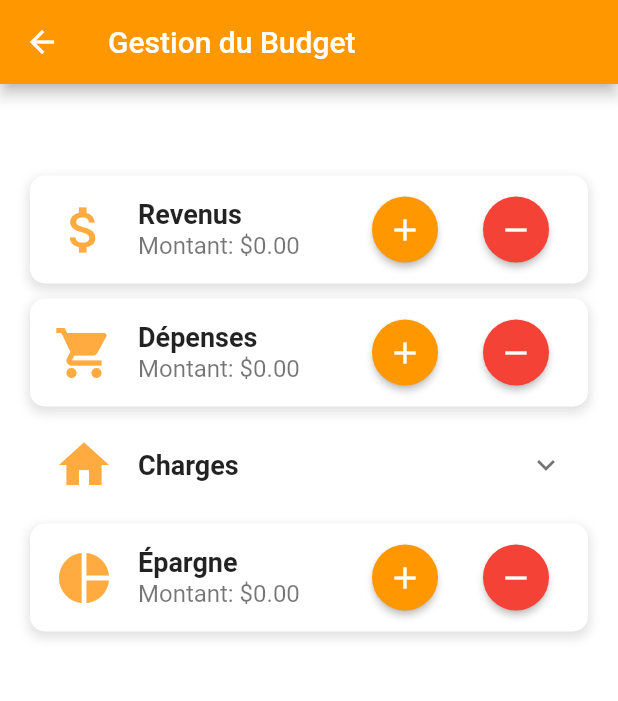
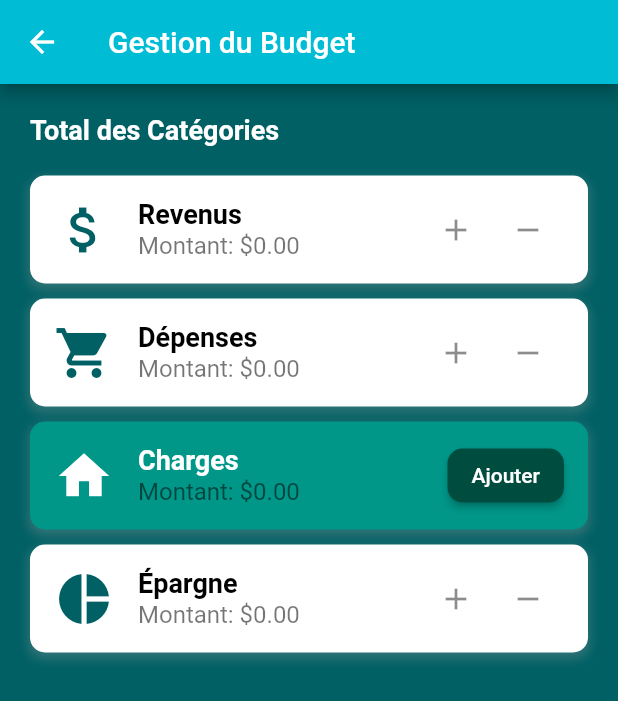
Before and after one commit to naoufal-mft/EconomiZ, a Flutter app: the BudgetPage screen opened directly, on a phone screen of 412 x 824 dp. Shown: the top 701 px of the screen. Run offline on Flutter 3.47's test engine with Material 2 defaults, Android fonts, the phone set to English and light mode, and no system bars.

Commit message:
feat(Création de la page des charges): page respensable de tous les actions sur les charges fix(modification des codes des autres pages): ajout des lignes de codes et la  coherence entre les classes

```diff
--- a/lib/budget_page.dart
+++ b/lib/budget_page.dart
@@ -1,4 +1,5 @@
 import 'package:flutter/material.dart';
+import 'Charges_page.dart';
 
 class BudgetPage extends StatefulWidget {
   @override
@@ -13,33 +14,9 @@ class _BudgetPageState extends State<BudgetPage> {
     'Épargne': 0.0,
   };
 
-  Map<String, double> subcategoryAmounts = {
-    'Loyer': 0.0,
-    'Abonnements': 0.0,
-    // Ajoutez d'autres sous-catégories ici
-  };
-
   void addAmountToCategory(String categoryName, double amount) {
     setState(() {
       categoryAmounts.update(categoryName, (value) => value + amount);
-    });
-  }
-
-  void subtractAmountFromCategory(String categoryName, double amount) {
-    setState(() {
-      categoryAmounts.update(categoryName, (value) => value - amount);
-    });
-  }
-
-  void addAmountToSubcategory(String subcategoryName, double amount) {
-    setState(() {
-      subcategoryAmounts.update(subcategoryName, (value) => value + amount);
-    });
-  }
-
-  void subtractAmountFromSubcategory(String subcategoryName, double amount) {
-    setState(() {
-      subcategoryAmounts.update(subcategoryName, (value) => value - amount);
     });
   }
 
@@ -48,9 +25,9 @@ class _BudgetPageState extends State<BudgetPage> {
     return Scaffold(
       appBar: AppBar(
         title: Text('Gestion du Budget'),
-        backgroundColor: Colors.orange,
+        backgroundColor: Colors.cyan,
       ),
-      backgroundColor: Colors.white24, // Couleur de fond sombre
+      backgroundColor: Colors.cyan.shade900,
       body: SingleChildScrollView(
         child: Column(
           crossAxisAlignment: CrossAxisAlignment.stretch,
@@ -62,7 +39,7 @@ class _BudgetPageState extends State<BudgetPage> {
                 style: TextStyle(
                   fontSize: 18.0,
                   fontWeight: FontWeight.bold,
-                  color: Colors.white, // Couleur du texte en blanc
+                  color: Colors.white,
                 ),
               ),
             ),
@@ -77,9 +54,6 @@ class _BudgetPageState extends State<BudgetPage> {
                     onAddAmount: (amount) {
                       addAmountToCategory('Revenus', amount);
                     },
-                    onSubtractAmount: (amount) {
-                      subtractAmountFromCategory('Revenus', amount);
-                    },
                   ),
                   SizedBox(height: 10.0),
                   CategoryItem(
@@ -89,22 +63,19 @@ class _BudgetPageState extends State<BudgetPage> {
                     onAddAmount: (amount) {
                       addAmountToCategory('Dépenses', amount);
                     },
-                    onSubtractAmount: (amount) {
-                      subtractAmountFromCategory('Dépenses', amount);
-                    },
                   ),
                   SizedBox(height: 10.0),
-                  SubcategoryItem(
-                    subcategoryName: 'Charges',
-
-                    subcategoryAmounts: subcategoryAmounts,
+                  CategoryItem(
+                    categoryName: 'Charges',
+                    amount: categoryAmounts['Charges']!,
                     icon: Icons.home,
-
-                    onAddAmount: (subcategoryName, amount) {
-                      addAmountToSubcategory(subcategoryName, amount);
-                    },
-                    onSubtractAmount: (subcategoryName, amount) {
-                      subtractAmountFromSubcategory(subcategoryName, amount);
+                    onAddAmount: (amount) {
+                      Navigator.push(
+                        context,
+                        MaterialPageRoute(
+                          builder: (context) => ChargesPage(),
+                        ),
+                      );
                     },
                   ),
                   SizedBox(height: 10.0),
@@ -114,9 +85,6 @@ class _BudgetPageState extends State<BudgetPage> {
                     icon: Icons.pie_chart,
                     onAddAmount: (amount) {
                       addAmountToCategory('Épargne', amount);
-                    },
-                    onSubtractAmount: (amount) {
-                      subtractAmountFromCategory('Épargne', amount);
                     },
                   ),
                 ],
@@ -134,21 +102,19 @@ class CategoryItem extends StatelessWidget {
   final double amount;
   final IconData icon;
   final Function(double) onAddAmount;
-  final Function(double) onSubtractAmount;
 
   CategoryItem({
     required this.categoryName,
     required this.amount,
     required this.icon,
     required this.onAddAmount,
-    required this.onSubtractAmount,
   });
 
   @override
   Widget build(BuildContext context) {
     return Container(
       decoration: BoxDecoration(
-        color: Colors.white,
+        color: categoryName == 'Charges' ? Colors.teal.shade500 : Colors.white,
         borderRadius: BorderRadius.circular(10.0),
         boxShadow: [
           BoxShadow(
@@ -163,23 +129,45 @@ class CategoryItem extends StatelessWidget {
         leading: Icon(
           icon,
           size: 40.0,
-          color: Colors.orangeAccent, // Couleur de l'icône en or
+          color: categoryName == 'Charges' ? Colors.white : Colors.cyan.shade900,
         ),
         title: Text(
           categoryName,
           style: TextStyle(
             fontSize: 18.0,
             fontWeight: FontWeight.bold,
+            color: categoryName == 'Charges' ? Colors.white : Colors.black,
           ),
         ),
         subtitle: Text(
           'Montant: \$${amount.toStringAsFixed(2)}',
           style: TextStyle(fontSize: 16.0),
         ),
-        trailing: Row(
+        trailing: categoryName == 'Charges'
+            ? ElevatedButton(
+          onPressed: () {
+            Navigator.push(
+              context,
+              MaterialPageRoute(
+                builder: (context) => ChargesPage(),
+              ),
+            );
+          },
+          style: ElevatedButton.styleFrom(
+            primary: Colors.teal.shade900,
+            shape: RoundedRectangleBorder(
+              borderRadius: BorderRadius.circular(10.0),
+            ),
+          ),
+          child: Text(
+            'Ajouter',
+            style: TextStyle(color: Colors.white),
+          ),
+        )
+            : Row(
           mainAxisSize: MainAxisSize.min,
           children: [
-            ElevatedButton(
+            IconButton(
               onPressed: () {
                 showDialog(
                   context: context,
@@ -188,130 +176,24 @@ class CategoryItem extends StatelessWidget {
                   ),
                 );
               },
-              style: ElevatedButton.styleFrom(
-                primary: Colors.orange,
-                shape: CircleBorder(),
-                padding: EdgeInsets.all(10.0),
-              ),
-              child: Icon(
-                Icons.add,
-                color: Colors.white,
-              ),
+              icon: Icon(Icons.add),
             ),
-            SizedBox(width: 10.0),
-            ElevatedButton(
+            IconButton(
               onPressed: () {
                 showDialog(
                   context: context,
                   builder: (context) => AmountDialog(
-                    onAmountChanged: onSubtractAmount,
+                    onAmountChanged: (amount) {
+                      onAddAmount(-amount);
+                    },
                   ),
                 );
               },
-              style: ElevatedButton.styleFrom(
-                primary: Colors.red,
-                shape: CircleBorder(),
-                padding: EdgeInsets.all(10.0),
-              ),
-              child: Icon(
-                Icons.remove,
-                color: Colors.white,
-              ),
+              icon: Icon(Icons.remove),
             ),
           ],
         ),
       ),
-    );
-  }
-}
-
-class SubcategoryItem extends StatelessWidget {
-  final String subcategoryName;
-  final Map<String, double> subcategoryAmounts;
-  final IconData icon;
-  final Function(String, double) onAddAmount;
-  final Function(String, double) onSubtractAmount;
-
-  SubcategoryItem({
-    required this.subcategoryName,
-    required this.subcategoryAmounts,
-    required this.icon,
-    required this.onAddAmount,
-    required this.onSubtractAmount,
-  });
-
-  @override
-  Widget build(BuildContext context) {
-    return ExpansionTile(
-      leading: Icon(
-        icon,
-        size: 40.0,
-        color: Colors.orangeAccent, // Couleur de l'icône en or
-      ),
-      title: Text(
-        subcategoryName,
-        style: TextStyle(
-          fontSize: 18.0,
-          fontWeight: FontWeight.bold,
-        ),
-      ),
-      children: subcategoryAmounts.keys.map((String key) {
-        return ListTile(
-          title: Text(key),
-          subtitle: Text(
-            'Montant: \$${subcategoryAmounts[key]!.toStringAsFixed(2)}',
-            style: TextStyle(fontSize: 16.0),
-          ),
-          trailing: Row(
-            mainAxisSize: MainAxisSize.min,
-            children: [
-              ElevatedButton(
-                onPressed: () {
-                  showDialog(
-                    context: context,
-                    builder: (context) => AmountDialog(
-                      onAmountChanged: (amount) {
-                        onAddAmount(key, amount);
-                      },
-                    ),
-                  );
-                },
-                style: ElevatedButton.styleFrom(
-                  primary: Colors.orange,
-                  shape: CircleBorder(),
-                  padding: EdgeInsets.all(10.0),
-                ),
-                child: Icon(
-                  Icons.add,
-                  color: Colors.white,
-                ),
-              ),
-              SizedBox(width: 10.0),
-              ElevatedButton(
-                onPressed: () {
-                  showDialog(
-                    context: context,
-                    builder: (context) => AmountDialog(
-                      onAmountChanged: (amount) {
-                        onSubtractAmount(key, amount);
-                      },
-                    ),
-                  );
-                },
-                style: ElevatedButton.styleFrom(
-                  primary: Colors.red,
-                  shape: CircleBorder(),
-                  padding: EdgeInsets.all(10.0),
-                ),
-                child: Icon(
-                  Icons.remove,
-                  color: Colors.white,
-                ),
-              ),
-            ],
-          ),
-        );
-      }).toList(),
     );
   }
 }
@@ -348,7 +230,7 @@ class _AmountDialogState extends State<AmountDialog> {
           },
           child: Text(
             'Confirmer',
-            style: TextStyle(color: Colors.orange), // Changer la couleur du texte en bleu
+            style: TextStyle(color: Colors.orange),
           ),
         ),
         TextButton(
@@ -357,7 +239,7 @@ class _AmountDialogState extends State<AmountDialog> {
           },
           child: Text(
             'Annuler',
-            style: TextStyle(color: Colors.red), // Changer la couleur du texte en bleu
+            style: TextStyle(color: Colors.red),
           ),
         ),
       ],
```
Also changed, not shown: lib/login_page.dart (+7 -7 lines), lib/registration_page.dart (+21 -3 lines).
